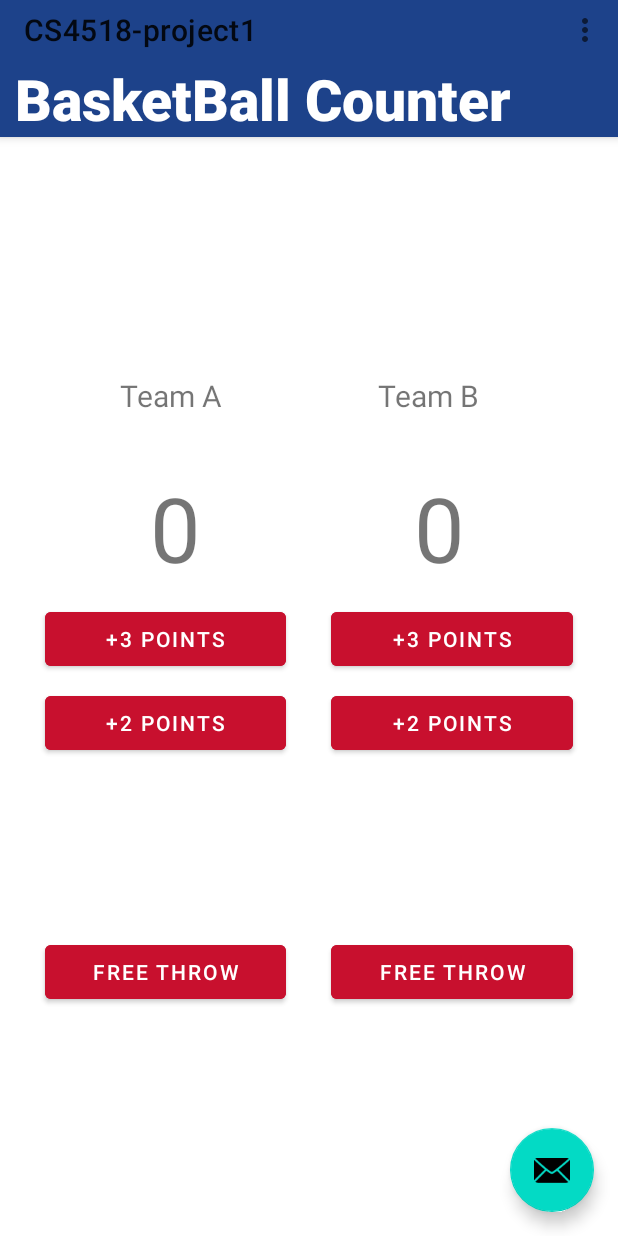
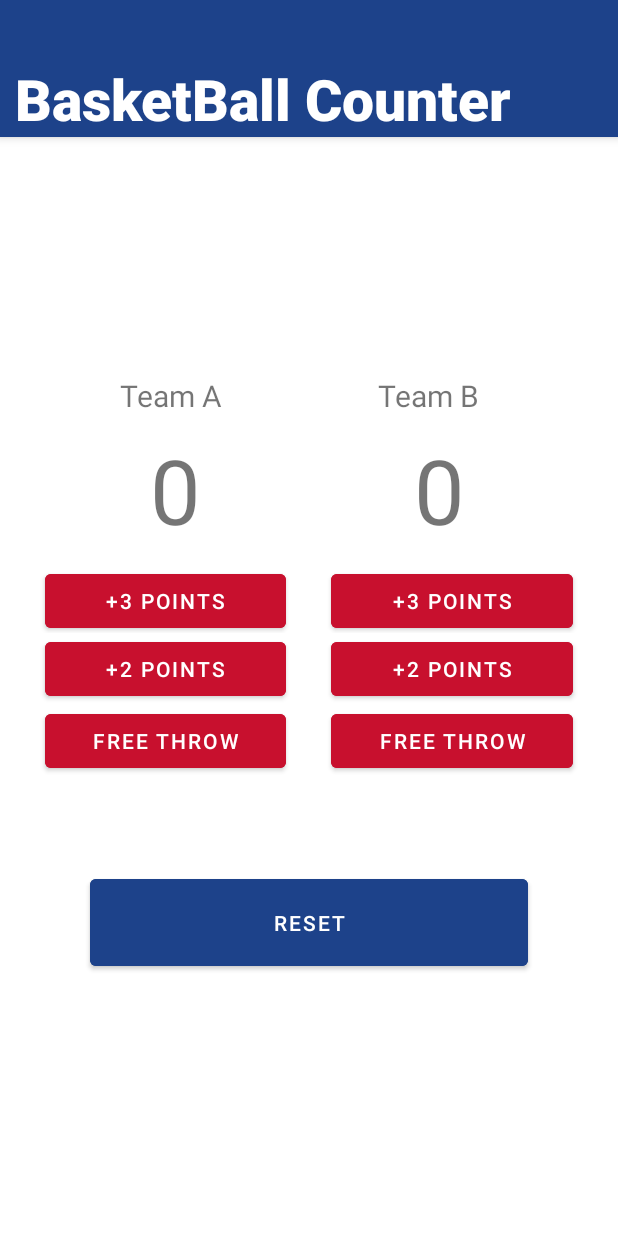
Before and after one commit to afsimoneau/cs4518-project1, an Android app: the screen it shows after launch (MainActivity), on a phone screen of 412 x 824 dp. Run offline under Robolectric (Android 15) with nearby library versions, the phone set to English and light mode, and no system bars; our stand-ins replace navigation-ui.

Commit message:
ButtonListeners

```diff
--- a/app/src/main/java/com/example/cs4518_project1/MainActivity.kt
+++ b/app/src/main/java/com/example/cs4518_project1/MainActivity.kt
@@ -9,7 +9,11 @@ import androidx.navigation.ui.navigateUp
 import androidx.navigation.ui.setupActionBarWithNavController
 import android.view.Menu
 import android.view.MenuItem
+import android.widget.Button;
+import android.widget.TextView
+import android.widget.Toast
 import com.example.cs4518_project1.databinding.ActivityMainBinding
+import org.w3c.dom.Text
 
 class MainActivity : AppCompatActivity() {
 
@@ -18,16 +22,55 @@ class MainActivity : AppCompatActivity() {
 
     override fun onCreate(savedInstanceState: Bundle?) {
         super.onCreate(savedInstanceState)
+        setContentView(R.layout.activity_main)
 
-        binding = ActivityMainBinding.inflate(layoutInflater)
-        setContentView(binding.root)
 
-        setSupportActionBar(binding.toolbar)
+        var button3a = findViewById<Button>(R.id.button3a)
+        var button3b = findViewById<Button>(R.id.button3b)
+        var button2b = findViewById<Button>(R.id.button2b)
+        var button2a = findViewById<Button>(R.id.button2a)
+        var FreeThrowB = findViewById<Button>(R.id.FreeThrowB)
+        var FreeThrowA = findViewById<Button>(R.id.FreeThrowA)
+        var ResetButt = findViewById<Button>(R.id.ResetButt)
+        val TeamBScore: TextView = findViewById(R.id.TeamBScore)
+        val TeamAScore = findViewById<TextView>(R.id.TeamAScore)
 
-        binding.fab.setOnClickListener { view ->
-            Snackbar.make(view, "Replace with your own action", Snackbar.LENGTH_LONG)
-                    .setAction("Action", null).show()
+        button3a.setOnClickListener{
+            var num: Int = Integer.valueOf(TeamAScore.getText().toString())
+            num += 3
+            TeamAScore.text = num.toString()
         }
+        button2a.setOnClickListener{
+            var num: Int = Integer.valueOf(TeamAScore.getText().toString())
+            num += 2
+            TeamAScore.text = num.toString()
+        }
+        FreeThrowA.setOnClickListener{
+            var num: Int = Integer.valueOf(TeamAScore.getText().toString())
+            num += 1
+            TeamAScore.text = num.toString()
+        }
+        button3b.setOnClickListener{
+            var num: Int = Integer.valueOf(TeamBScore.getText().toString())
+            num += 3
+            TeamBScore.text = num.toString()
+        }
+        button2b.setOnClickListener{
+            var num: Int = Integer.valueOf(TeamBScore.getText().toString())
+            num += 2
+            TeamBScore.text = num.toString()
+        }
+        FreeThrowB.setOnClickListener{
+            var num: Int = Integer.valueOf(TeamBScore.getText().toString())
+            num += 1
+            TeamBScore.text = num.toString()
+        }
+        ResetButt.setOnClickListener{
+            TeamAScore.text = "0"
+            TeamBScore.text = "0"
+        }
+
+
     }
 
     override fun onCreateOptionsMenu(menu: Menu): Boolean {
--- a/app/src/main/res/layout/activity_main.xml
+++ b/app/src/main/res/layout/activity_main.xml
@@ -34,16 +34,6 @@
         android:id="@+id/include2"
         layout="@layout/content_main" />
 
-    <com.google.android.material.floatingactionbutton.FloatingActionButton
-        android:id="@+id/fab"
-        android:layout_width="wrap_content"
-        android:layout_height="wrap_content"
-        android:layout_gravity="bottom|end"
-        android:layout_marginEnd="@dimen/fab_margin"
-        android:layout_marginBottom="16dp"
-        app:srcCompat="@android:drawable/ic_dialog_email"
-        tools:ignore="SpeakableTextPresentCheck" />
-
     <LinearLayout
         android:id="@+id/linearLayout"
         android:layout_width="match_parent"
@@ -53,12 +43,12 @@
 
         <LinearLayout
             android:layout_width="match_parent"
-            android:layout_height="161dp"
+            android:layout_height="136dp"
             android:orientation="horizontal"
             android:translationY="150dp">
 
             <TextView
-                android:id="@+id/textView4"
+                android:id="@+id/TeamAText"
                 android:layout_width="82dp"
                 android:layout_height="wrap_content"
                 android:text="Team A"
@@ -68,7 +58,7 @@
                 android:translationY="100dp" />
 
             <TextView
-                android:id="@+id/textView3"
+                android:id="@+id/TeamBText"
                 android:layout_width="wrap_content"
                 android:layout_height="wrap_content"
                 android:text="Team B"
@@ -86,17 +76,16 @@
             android:translationY="150dp">
 
             <TextView
-                android:id="@+id/textView6"
+                android:id="@+id/TeamAScore"
                 android:layout_width="15dp"
                 android:layout_height="wrap_content"
                 android:layout_weight="1"
-                android:autoText="true"
                 android:text="0"
                 android:textSize="60sp"
                 android:translationX="100dp" />
 
             <TextView
-                android:id="@+id/textView7"
+                android:id="@+id/TeamBScore"
                 android:layout_width="135dp"
                 android:layout_height="wrap_content"
                 android:layout_weight="1"
@@ -107,37 +96,35 @@
 
         <LinearLayout
             android:layout_width="match_parent"
-            android:layout_height="216dp"
+            android:layout_height="205dp"
             android:orientation="horizontal">
 
             <Button
                 android:id="@+id/button3a"
+                android:layout_width="wrap_content"
                 android:layout_height="wrap_content"
                 android:layout_weight="1"
                 android:backgroundTint="@color/NBARed"
                 android:insetLeft="30dp"
                 android:text="+3 Points"
-                android:translationY="160dp"
-                android:layout_width="wrap_content" />
+                android:translationY="160dp" />
 
             <Button
                 android:id="@+id/button3b"
+                android:layout_width="wrap_content"
                 android:layout_height="wrap_content"
                 android:layout_weight="1"
                 android:backgroundTint="@color/NBARed"
                 android:insetLeft="30dp"
                 android:insetRight="30dp"
                 android:text="+3 Points"
-                android:translationY="160dp"
-                android:layout_width="wrap_content" />
+                android:translationY="160dp" />
 
         </LinearLayout>
 
         <LinearLayout
             android:layout_width="match_parent"
-            android:layout_height="78dp"
-            android:layout_weight="1"
-            android:baselineAligned="false"
+            android:layout_height="wrap_content"
             android:orientation="horizontal">
 
             <Button
@@ -147,8 +134,7 @@
                 android:layout_weight="1"
                 android:backgroundTint="@color/NBARed"
                 android:insetLeft="30dp"
-                android:text="+2 Points"
-                tools:ignore="TouchTargetSizeCheck" />
+                android:text="+2 Points"/>
 
             <Button
                 android:id="@+id/button2b"
@@ -158,12 +144,13 @@
                 android:backgroundTint="@color/NBARed"
                 android:insetLeft="30dp"
                 android:insetRight="30dp"
-                android:text="+2 Points" />
+                android:text="+2 Points"
+                android:textColor="@color/white" />
         </LinearLayout>
 
         <LinearLayout
             android:layout_width="match_parent"
-            android:layout_height="200dp"
+            android:layout_height="wrap_content"
             android:orientation="horizontal">
 
             <Button
@@ -191,7 +178,22 @@
 
     <LinearLayout
         android:layout_width="match_parent"
-        android:layout_height="511dp"
-        android:orientation="horizontal"></LinearLayout>
+        android:layout_height="match_parent"
+        android:orientation="horizontal"
+        app:layout_anchor="@+id/linearLayout"
+        app:layout_anchorGravity="center">
+
+        <Button
+            android:id="@+id/ResetButt"
+            android:layout_width="30dp"
+            android:layout_height="70dp"
+            android:layout_weight="1"
+            android:backgroundTint="@color/NBABlue"
+            android:insetLeft="60dp"
+            android:insetRight="60dp"
+            android:text="Reset"
+            android:translationY="580dp"
+            app:iconPadding="50dp" />
+    </LinearLayout>
 
 </androidx.coordinatorlayout.widget.CoordinatorLayout>
--- a/app/src/main/res/layout/content_main.xml
+++ b/app/src/main/res/layout/content_main.xml
@@ -9,22 +9,6 @@
     <LinearLayout
         android:layout_width="match_parent"
         android:layout_height="match_parent"
-        android:orientation="horizontal">
-
-        <ImageView
-            android:id="@+id/imageView3"
-            android:layout_width="wrap_content"
-            android:layout_height="wrap_content"
-            android:translationX="50dp"
-            tools:srcCompat="@tools:sample/avatars" />
-
-        <ImageView
-            android:id="@+id/imageView4"
-            android:layout_width="158dp"
-            android:layout_height="wrap_content"
-            android:layout_weight="1"
-            android:translationX="30dp"
-            tools:srcCompat="@tools:sample/avatars" />
-    </LinearLayout>
+        android:orientation="horizontal"/>
 
 </androidx.coordinatorlayout.widget.CoordinatorLayout>
```
